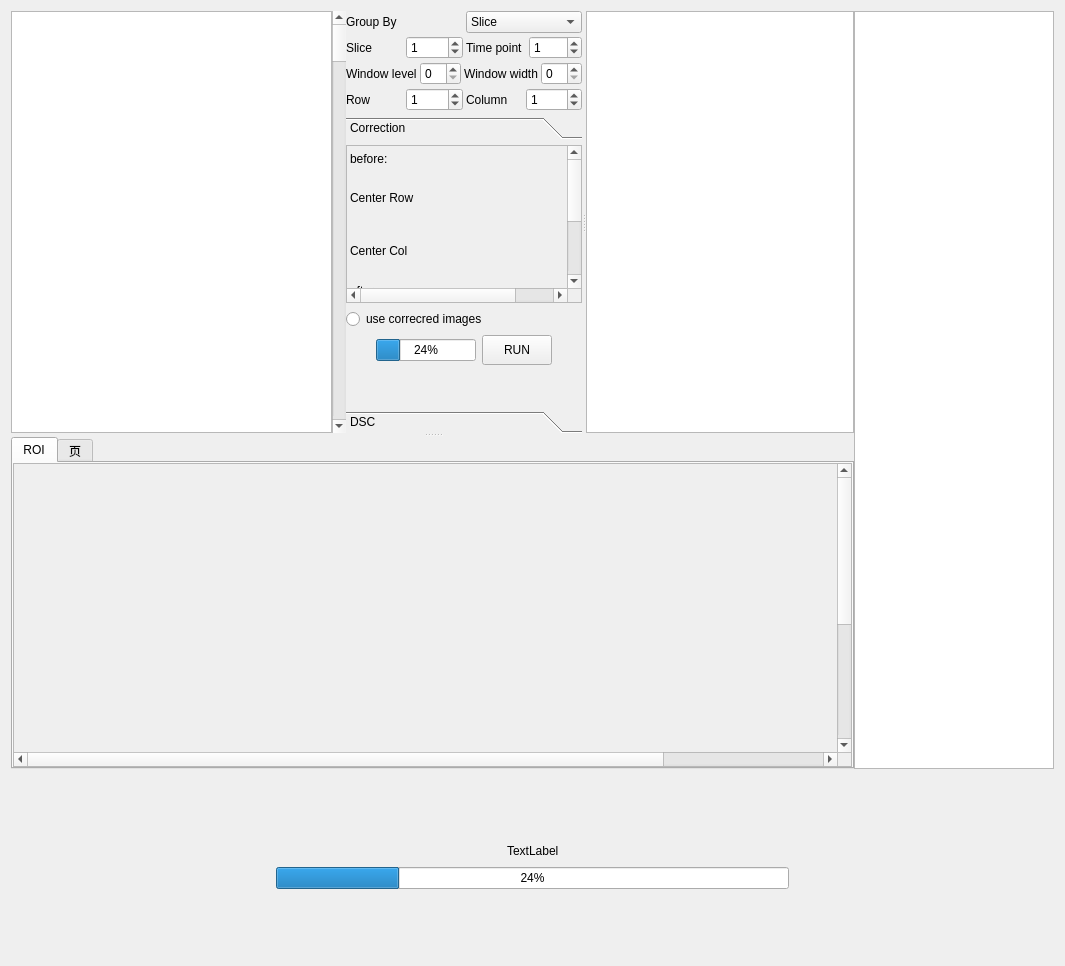
Old version of the form UI/Widget_DSC.ui in the repository BennyZhang-Codes/PerfusionToolkitForRodent.
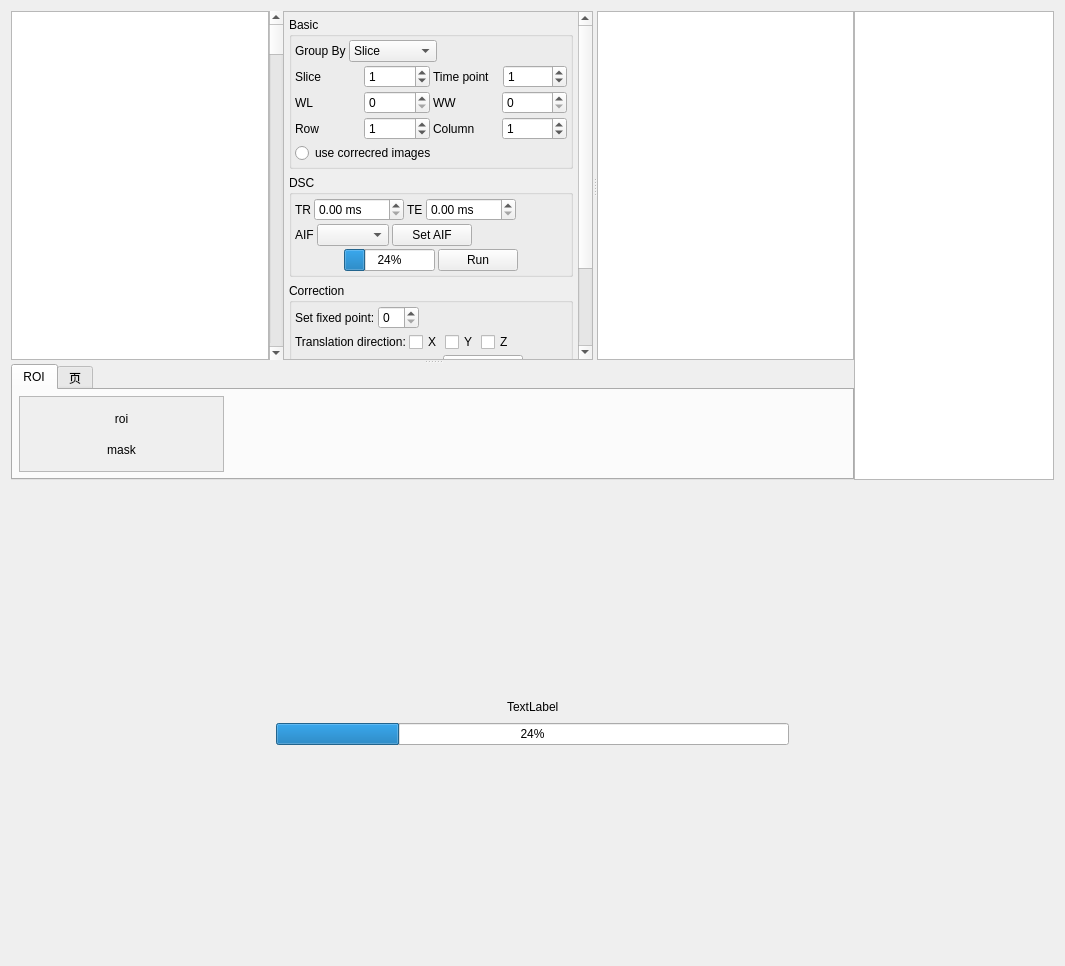
New version of the form. The open tabs and pages were chosen to show the change. Custom widgets are drawn as their Qt base class.

Patch:
```diff
--- a/UI/Widget_DSC.ui
+++ b/UI/Widget_DSC.ui
@@ -13,7 +13,7 @@
   <property name="windowTitle">
    <string>Form</string>
   </property>
-  <layout class="QVBoxLayout" name="verticalLayout_5">
+  <layout class="QVBoxLayout" name="verticalLayout_14">
    <item>
     <widget class="QWidget" name="widget_center" native="true">
      <layout class="QVBoxLayout" name="verticalLayout">
@@ -62,7 +62,7 @@
                <enum>Qt::Horizontal</enum>
               </property>
               <widget class="QWidget" name="layoutWidget">
-               <layout class="QHBoxLayout" name="horizontalLayout_3" stretch="10,0,5">
+               <layout class="QHBoxLayout" name="horizontalLayout_3" stretch="5,0,0">
                 <property name="spacing">
                  <number>0</number>
                 </property>
@@ -74,6 +74,12 @@
                     <height>0</height>
                    </size>
                   </property>
+                  <property name="maximumSize">
+                   <size>
+                    <width>16777215</width>
+                    <height>16777215</height>
+                   </size>
+                  </property>
                  </widget>
                 </item>
                 <item>
@@ -85,7 +91,22 @@
                 </item>
                 <item>
                  <widget class="QWidget" name="widget_tools" native="true">
-                  <layout class="QVBoxLayout" name="verticalLayout_7">
+                  <property name="sizePolicy">
+                   <sizepolicy hsizetype="Fixed" vsizetype="Preferred">
+                    <horstretch>0</horstretch>
+                    <verstretch>0</verstretch>
+                   </sizepolicy>
+                  </property>
+                  <property name="minimumSize">
+                   <size>
+                    <width>256</width>
+                    <height>0</height>
+                   </size>
+                  </property>
+                  <layout class="QVBoxLayout" name="verticalLayout_9">
+                   <property name="spacing">
+                    <number>0</number>
+                   </property>
                    <property name="leftMargin">
                     <number>0</number>
                    </property>
@@ -99,12 +120,53 @@
                     <number>0</number>
                    </property>
                    <item>
-                    <layout class="QHBoxLayout" name="horizontalLayout_18">
+                    <widget class="QScrollArea" name="scrollArea_2">
+                     <property name="widgetResizable">
+                      <bool>true</bool>
+                     </property>
+                     <widget class="QWidget" name="scrollAreaWidgetContents_2">
+                      <property name="geometry">
+                       <rect>
+                        <x>0</x>
+                        <y>-8</y>
+                        <width>308</width>
+                        <height>480</height>
+                       </rect>
+                      </property>
+                      <layout class="QVBoxLayout" name="verticalLayout_4">
+                       <property name="leftMargin">
+                        <number>5</number>
+                       </property>
+                       <property name="topMargin">
+                        <number>5</number>
+                       </property>
+                       <property name="rightMargin">
+                        <number>5</number>
+                       </property>
+                       <property name="bottomMargin">
+                        <number>5</number>
+                       </property>
                      <item>
-                      <layout class="QVBoxLayout" name="verticalLayout_2">
+                        <widget class="QGroupBox" name="groupBox">
+                         <property name="title">
+                          <string>Basic</string>
+                         </property>
+                         <layout class="QVBoxLayout" name="verticalLayout_13">
                        <property name="spacing">
                         <number>3</number>
                        </property>
+                          <property name="leftMargin">
+                           <number>3</number>
+                          </property>
+                          <property name="topMargin">
+                           <number>3</number>
+                          </property>
+                          <property name="rightMargin">
+                           <number>3</number>
+                          </property>
+                          <property name="bottomMargin">
+                           <number>3</number>
+                          </property>
                        <item>
                         <layout class="QHBoxLayout" name="horizontalLayout_8">
                          <item>
@@ -131,8 +193,25 @@
                            </item>
                           </widget>
                          </item>
-                        </layout>
-                       </item>
+                            <item>
+                             <spacer name="horizontalSpacer_13">
+                              <property name="orientation">
+                               <enum>Qt::Horizontal</enum>
+                              </property>
+                              <property name="sizeHint" stdset="0">
+                               <size>
+                                <width>40</width>
+                                <height>20</height>
+                               </size>
+                              </property>
+                             </spacer>
+                            </item>
+                           </layout>
+                          </item>
+                          <item>
+                           <layout class="QHBoxLayout" name="horizontalLayout_34">
+                            <item>
+                             <layout class="QVBoxLayout" name="verticalLayout_2">
                        <item>
                         <layout class="QHBoxLayout" name="horizontalLayout_15">
                          <item>
@@ -183,12 +262,12 @@
                            <item>
                             <widget class="QLabel" name="label_WL">
                              <property name="text">
-                              <string>Window level</string>
+                                     <string>WL</string>
                              </property>
                             </widget>
                            </item>
                            <item>
-                            <widget class="QSpinBox" name="spinBox_WL">
+                                   <widget class="QSpinBox" name="spinBox_WW">
                              <property name="singleStep">
                               <number>50</number>
                              </property>
@@ -201,12 +280,12 @@
                            <item>
                             <widget class="QLabel" name="label_WW">
                              <property name="text">
-                              <string>Window width</string>
+                                     <string>WW</string>
                              </property>
                             </widget>
                            </item>
                            <item>
-                            <widget class="QSpinBox" name="spinBox_WW">
+                                   <widget class="QSpinBox" name="spinBox_WL">
                              <property name="singleStep">
                               <number>50</number>
                              </property>
@@ -270,6 +349,132 @@
                        </item>
                       </layout>
                      </item>
+                           </layout>
+                          </item>
+                          <item>
+                           <widget class="QRadioButton" name="radioButton_usecorrected">
+                            <property name="text">
+                             <string>use correcred images</string>
+                            </property>
+                            <property name="checked">
+                             <bool>false</bool>
+                            </property>
+                           </widget>
+                          </item>
+                         </layout>
+                        </widget>
+                       </item>
+                       <item>
+                        <widget class="QGroupBox" name="groupBox_2">
+                         <property name="title">
+                          <string>DSC</string>
+                         </property>
+                         <layout class="QVBoxLayout" name="verticalLayout_7">
+                          <property name="spacing">
+                           <number>3</number>
+                          </property>
+                          <property name="leftMargin">
+                           <number>3</number>
+                          </property>
+                          <property name="topMargin">
+                           <number>3</number>
+                          </property>
+                          <property name="rightMargin">
+                           <number>3</number>
+                          </property>
+                          <property name="bottomMargin">
+                           <number>3</number>
+                          </property>
+                          <item>
+                           <layout class="QHBoxLayout" name="horizontalLayout_18">
+                            <item>
+                             <layout class="QHBoxLayout" name="horizontalLayout_27">
+                              <item>
+                               <widget class="QLabel" name="label_6">
+                                <property name="text">
+                                 <string>TR</string>
+                                </property>
+                               </widget>
+                              </item>
+                              <item>
+                               <widget class="QDoubleSpinBox" name="doubleSpinBox_DSC_TR">
+                                <property name="suffix">
+                                 <string> ms</string>
+                                </property>
+                                <property name="decimals">
+                                 <number>2</number>
+                                </property>
+                                <property name="maximum">
+                                 <double>9000.000000000000000</double>
+                                </property>
+                               </widget>
+                              </item>
+                             </layout>
+                            </item>
+                            <item>
+                             <layout class="QHBoxLayout" name="horizontalLayout_28">
+                              <item>
+                               <widget class="QLabel" name="label_13">
+                                <property name="text">
+                                 <string>TE</string>
+                                </property>
+                               </widget>
+                              </item>
+                              <item>
+                               <widget class="QDoubleSpinBox" name="doubleSpinBox_DSC_TE">
+                                <property name="suffix">
+                                 <string> ms</string>
+                                </property>
+                                <property name="decimals">
+                                 <number>2</number>
+                                </property>
+                                <property name="maximum">
+                                 <double>9000.000000000000000</double>
+                                </property>
+                                <property name="stepType">
+                                 <enum>QAbstractSpinBox::DefaultStepType</enum>
+                                </property>
+                                <property name="value">
+                                 <double>0.000000000000000</double>
+                                </property>
+                               </widget>
+                              </item>
+                              <item>
+                               <spacer name="horizontalSpacer_12">
+                                <property name="orientation">
+                                 <enum>Qt::Horizontal</enum>
+                                </property>
+                                <property name="sizeHint" stdset="0">
+                                 <size>
+                                  <width>40</width>
+                                  <height>20</height>
+                                 </size>
+                                </property>
+                               </spacer>
+                              </item>
+                             </layout>
+                            </item>
+                           </layout>
+                          </item>
+                          <item>
+                           <layout class="QHBoxLayout" name="horizontalLayout_29">
+                            <item>
+                             <widget class="QLabel" name="label_14">
+                              <property name="text">
+                               <string>AIF</string>
+                              </property>
+                             </widget>
+                            </item>
+                            <item>
+                             <widget class="QComboBox" name="comboBox_DSC_AIF"/>
+                            </item>
+                            <item>
+                             <widget class="QPushButton" name="pushButton_DSC_set_AIF">
+                              <property name="text">
+                               <string>Set AIF</string>
+                              </property>
+                             </widget>
+                            </item>
                      <item>
                       <spacer name="horizontalSpacer">
                        <property name="orientation">
@@ -286,35 +491,220 @@
                     </layout>
                    </item>
                    <item>
-                    <widget class="QToolBox" name="toolBox">
-                     <property name="currentIndex">
-                      <number>1</number>
-                     </property>
-                     <widget class="QWidget" name="page_correction">
-                      <property name="geometry">
-                       <rect>
-                        <x>0</x>
-                        <y>0</y>
-                        <width>265</width>
-                        <height>226</height>
-                       </rect>
-                      </property>
-                      <attribute name="label">
+                           <layout class="QHBoxLayout" name="horizontalLayout_30">
+                            <item>
+                             <spacer name="horizontalSpacer_15">
+                              <property name="orientation">
+                               <enum>Qt::Horizontal</enum>
+                              </property>
+                              <property name="sizeHint" stdset="0">
+                               <size>
+                                <width>40</width>
+                                <height>20</height>
+                               </size>
+                              </property>
+                             </spacer>
+                            </item>
+                            <item>
+                             <widget class="QProgressBar" name="progressBar_DSC">
+                              <property name="value">
+                               <number>24</number>
+                              </property>
+                             </widget>
+                            </item>
+                            <item>
+                             <widget class="QPushButton" name="pushButton_DSC_run">
+                              <property name="text">
+                               <string>Run</string>
+                              </property>
+                             </widget>
+                            </item>
+                            <item>
+                             <spacer name="horizontalSpacer_14">
+                              <property name="orientation">
+                               <enum>Qt::Horizontal</enum>
+                              </property>
+                              <property name="sizeHint" stdset="0">
+                               <size>
+                                <width>40</width>
+                                <height>20</height>
+                               </size>
+                              </property>
+                             </spacer>
+                            </item>
+                           </layout>
+                          </item>
+                         </layout>
+                        </widget>
+                       </item>
+                       <item>
+                        <widget class="QGroupBox" name="groupBox_3">
+                         <property name="title">
                        <string>Correction</string>
-                      </attribute>
-                      <layout class="QVBoxLayout" name="verticalLayout_9" stretch="5,0,1,0">
+                         </property>
+                         <layout class="QVBoxLayout" name="verticalLayout_12">
+                          <property name="spacing">
+                           <number>3</number>
+                          </property>
                        <property name="leftMargin">
-                        <number>0</number>
+                           <number>3</number>
                        </property>
                        <property name="topMargin">
-                        <number>0</number>
+                           <number>3</number>
                        </property>
                        <property name="rightMargin">
-                        <number>0</number>
+                           <number>3</number>
                        </property>
                        <property name="bottomMargin">
-                        <number>0</number>
-                       </property>
+                           <number>3</number>
+                          </property>
+                          <item>
+                           <layout class="QHBoxLayout" name="horizontalLayout_33">
+                            <item>
+                             <widget class="QLabel" name="label_16">
+                              <property name="text">
+                               <string>Set fixed point:</string>
+                              </property>
+                             </widget>
+                            </item>
+                            <item>
+                             <widget class="QSpinBox" name="spinBox_correction"/>
+                            </item>
+                            <item>
+                             <spacer name="horizontalSpacer_11">
+                              <property name="orientation">
+                               <enum>Qt::Horizontal</enum>
+                              </property>
+                              <property name="sizeHint" stdset="0">
+                               <size>
+                                <width>40</width>
+                                <height>20</height>
+                               </size>
+                              </property>
+                             </spacer>
+                            </item>
+                           </layout>
+                          </item>
+                          <item>
+                           <layout class="QHBoxLayout" name="horizontalLayout_32">
+                            <item>
+                             <widget class="QLabel" name="label_15">
+                              <property name="text">
+                               <string>Translation direction:</string>
+                              </property>
+                             </widget>
+                            </item>
+                            <item>
+                             <layout class="QHBoxLayout" name="horizontalLayout_31">
+                              <item>
+                               <widget class="QCheckBox" name="checkBox_correction_x">
+                                <property name="toolTip">
+                                 <string>Column</string>
+                                </property>
+                                <property name="text">
+                                 <string>X</string>
+                                </property>
+                               </widget>
+                              </item>
+                              <item>
+                               <widget class="QCheckBox" name="checkBox_correction_y">
+                                <property name="toolTip">
+                                 <string>Row</string>
+                                </property>
+                                <property name="text">
+                                 <string>Y</string>
+                                </property>
+                               </widget>
+                              </item>
+                              <item>
+                               <widget class="QCheckBox" name="checkBox_correction_z">
+                                <property name="toolTip">
+                                 <string>Slice</string>
+                                </property>
+                                <property name="text">
+                                 <string>Z</string>
+                                </property>
+                               </widget>
+                              </item>
+                             </layout>
+                            </item>
+                            <item>
+                             <spacer name="horizontalSpacer_10">
+                              <property name="orientation">
+                               <enum>Qt::Horizontal</enum>
+                              </property>
+                              <property name="sizeHint" stdset="0">
+                               <size>
+                                <width>40</width>
+                                <height>20</height>
+                               </size>
+                              </property>
+                             </spacer>
+                            </item>
+                           </layout>
+                          </item>
+                          <item>
+                           <layout class="QHBoxLayout" name="horizontalLayout_25">
+                            <item>
+                             <spacer name="horizontalSpacer_8">
+                              <property name="orientation">
+                               <enum>Qt::Horizontal</enum>
+                              </property>
+                              <property name="sizeHint" stdset="0">
+                               <size>
+                                <width>40</width>
+                                <height>20</height>
+                               </size>
+                              </property>
+                             </spacer>
+                            </item>
+                            <item>
+                             <widget class="QProgressBar" name="progressBar_correction">
+                              <property name="minimumSize">
+                               <size>
+                                <width>100</width>
+                                <height>0</height>
+                               </size>
+                              </property>
+                              <property name="value">
+                               <number>24</number>
+                              </property>
+                             </widget>
+                            </item>
+                            <item>
+                             <widget class="QPushButton" name="pushButton_correction">
+                              <property name="sizePolicy">
+                               <sizepolicy hsizetype="Fixed" vsizetype="Fixed">
+                                <horstretch>0</horstretch>
+                                <verstretch>0</verstretch>
+                               </sizepolicy>
+                              </property>
+                              <property name="minimumSize">
+                               <size>
+                                <width>50</width>
+                                <height>30</height>
+                               </size>
+                              </property>
+                              <property name="text">
+                               <string>RUN</string>
+                              </property>
+                             </widget>
+                            </item>
+                            <item>
+                             <spacer name="horizontalSpacer_9">
+                              <property name="orientation">
+                               <enum>Qt::Horizontal</enum>
+                              </property>
+                              <property name="sizeHint" stdset="0">
+                               <size>
+                                <width>40</width>
+                                <height>20</height>
+                               </size>
+                              </property>
+                             </spacer>
+                            </item>
+                           </layout>
+                          </item>
                        <item>
                         <widget class="QScrollArea" name="scrollArea_correction">
                          <property name="maximumSize">
@@ -330,12 +720,15 @@
                           <property name="geometry">
                            <rect>
                             <x>0</x>
-                            <y>0</y>
-                            <width>276</width>
-                            <height>282</height>
+                               <y>-87</y>
+                               <width>286</width>
+                               <height>268</height>
                            </rect>
                           </property>
                           <layout class="QVBoxLayout" name="verticalLayout_3">
+                              <property name="spacing">
+                               <number>3</number>
+                              </property>
                            <property name="leftMargin">
                             <number>3</number>
                            </property>
@@ -352,7 +745,7 @@
                             <widget class="QWidget" name="widget_correction_before" native="true">
                              <layout class="QVBoxLayout" name="verticalLayout_11">
                               <property name="spacing">
-                               <number>5</number>
+                                  <number>3</number>
                               </property>
                               <property name="leftMargin">
                                <number>0</number>
@@ -392,23 +785,26 @@
                               </item>
                               <item>
                                <layout class="QHBoxLayout" name="horizontalLayout_19">
+                                   <property name="spacing">
+                                    <number>6</number>
+                                   </property>
                                 <item>
                                  <widget class="QLabel" name="label_9">
                                   <property name="sizePolicy">
-                                   <sizepolicy hsizetype="Preferred" vsizetype="Preferred">
+                                      <sizepolicy hsizetype="Fixed" vsizetype="Fixed">
                                     <horstretch>0</horstretch>
                                     <verstretch>0</verstretch>
                                    </sizepolicy>
                                   </property>
                                   <property name="minimumSize">
                                    <size>
-                                    <width>70</width>
+                                       <width>80</width>
                                     <height>0</height>
                                    </size>
                                   </property>
                                   <property name="maximumSize">
                                    <size>
-                                    <width>70</width>
+                                       <width>80</width>
                                     <height>16777215</height>
                                    </size>
                                   </property>
@@ -420,7 +816,7 @@
                                 <item>
                                  <widget class="QLabel" name="label_correction_before_row">
                                   <property name="sizePolicy">
-                                   <sizepolicy hsizetype="Fixed" vsizetype="Fixed">
+                                      <sizepolicy hsizetype="Expanding" vsizetype="Fixed">
                                     <horstretch>0</horstretch>
                                     <verstretch>0</verstretch>
                                    </sizepolicy>
@@ -433,7 +829,7 @@
                                   </property>
                                   <property name="maximumSize">
                                    <size>
-                                    <width>192</width>
+                                       <width>400</width>
                                     <height>48</height>
                                    </size>
                                   </property>
@@ -454,15 +850,21 @@
                                <layout class="QHBoxLayout" name="horizontalLayout_21">
                                 <item>
                                  <widget class="QLabel" name="label_10">
+                                     <property name="sizePolicy">
+                                      <sizepolicy hsizetype="Fixed" vsizetype="Fixed">
+                                       <horstretch>0</horstretch>
+                                       <verstretch>0</verstretch>
+                                      </sizepolicy>
+                                     </property>
                                   <property name="minimumSize">
                                    <size>
-                                    <width>70</width>
+                                       <width>80</width>
                                     <height>0</height>
                                    </size>
                                   </property>
                                   <property name="maximumSize">
                                    <size>
-                                    <width>70</width>
+                                       <width>80</width>
                                     <height>16777215</height>
                                    </size>
                                   </property>
@@ -474,7 +876,7 @@
                                 <item>
                                  <widget class="QLabel" name="label_correction_before_col">
                                   <property name="sizePolicy">
-                                   <sizepolicy hsizetype="Fixed" vsizetype="Fixed">
+                                      <sizepolicy hsizetype="Expanding" vsizetype="Fixed">
                                     <horstretch>0</horstretch>
                                     <verstretch>0</verstretch>
                                    </sizepolicy>
@@ -487,7 +889,7 @@
                                   </property>
                                   <property name="maximumSize">
                                    <size>
-                                    <width>192</width>
+                                       <width>400</width>
                                     <height>48</height>
                                    </size>
                                   </property>
@@ -505,7 +907,7 @@
                             <widget class="QWidget" name="widget_correction_after" native="true">
                              <layout class="QVBoxLayout" name="verticalLayout_10">
                               <property name="spacing">
-                               <number>5</number>
+                                  <number>3</number>
                               </property>
                               <property name="leftMargin">
                                <number>0</number>
@@ -665,77 +1067,8 @@
                          </widget>
                         </widget>
                        </item>
-                       <item>
-                        <widget class="QRadioButton" name="radioButton_showcorrected">
-                         <property name="text">
-                          <string>use correcred images</string>
-                         </property>
-                         <property name="checked">
-                          <bool>false</bool>
-                         </property>
-                        </widget>
-                       </item>
-                       <item>
-                        <layout class="QHBoxLayout" name="horizontalLayout_25">
-                         <item>
-                          <spacer name="horizontalSpacer_8">
-                           <property name="orientation">
-                            <enum>Qt::Horizontal</enum>
-                           </property>
-                           <property name="sizeHint" stdset="0">
-                            <size>
-                             <width>40</width>
-                             <height>20</height>
-                            </size>
-                           </property>
-                          </spacer>
-                         </item>
-                         <item>
-                          <widget class="QProgressBar" name="progressBar_correction">
-                           <property name="minimumSize">
-                            <size>
-                             <width>100</width>
-                             <height>0</height>
-                            </size>
-                           </property>
-                           <property name="value">
-                            <number>24</number>
-                           </property>
-                          </widget>
-                         </item>
-                         <item>
-                          <widget class="QPushButton" name="pushButton_correction">
-                           <property name="sizePolicy">
-                            <sizepolicy hsizetype="Fixed" vsizetype="Fixed">
-                             <horstretch>0</horstretch>
-                             <verstretch>0</verstretch>
-                            </sizepolicy>
-                           </property>
-                           <property name="minimumSize">
-                            <size>
-                             <width>50</width>
-                             <height>30</height>
-                            </size>
-                           </property>
-                           <property name="text">
-                            <string>RUN</string>
-                           </property>
-                          </widget>
-                         </item>
-                         <item>
-                          <spacer name="horizontalSpacer_9">
-                           <property name="orientation">
-                            <enum>Qt::Horizontal</enum>
-                           </property>
-                           <property name="sizeHint" stdset="0">
-                            <size>
-                             <width>40</width>
-                             <height>20</height>
-                            </size>
-                           </property>
-                          </spacer>
-                         </item>
-                        </layout>
+                         </layout>
+                        </widget>
                        </item>
                        <item>
                         <spacer name="verticalSpacer_4">
@@ -752,36 +1085,6 @@
                        </item>
                       </layout>
                      </widget>
-                     <widget class="QWidget" name="page_dsc">
-                      <property name="geometry">
-                       <rect>
-                        <x>0</x>
-                        <y>0</y>
-                        <width>265</width>
-                        <height>226</height>
-                       </rect>
-                      </property>
-                      <attribute name="label">
-                       <string>DSC</string>
-                      </attribute>
-                      <layout class="QVBoxLayout" name="verticalLayout_4" stretch="">
-                       <property name="spacing">
-                        <number>0</number>
-                       </property>
-                       <property name="leftMargin">
-                        <number>0</number>
-                       </property>
-                       <property name="topMargin">
-                        <number>0</number>
-                       </property>
-                       <property name="rightMargin">
-                        <number>0</number>
-                       </property>
-                       <property name="bottomMargin">
-                        <number>0</number>
-                       </property>
-                      </layout>
-                     </widget>
                     </widget>
                    </item>
                   </layout>
@@ -863,21 +1166,18 @@
              </property>
              <item>
               <widget class="QWidget" name="widget_4" native="true">
-               <layout class="QHBoxLayout" name="horizontalLayout_10" stretch="0">
-                <property name="spacing">
-                 <number>0</number>
-                </property>
+               <layout class="QHBoxLayout" name="horizontalLayout_10" stretch="1,3">
                 <property name="leftMargin">
-                 <number>0</number>
+                 <number>6</number>
                 </property>
                 <property name="topMargin">
-                 <number>0</number>
+                 <number>6</number>
                 </property>
                 <property name="rightMargin">
-                 <number>0</number>
+                 <number>6</number>
                 </property>
                 <property name="bottomMargin">
-                 <number>0</number>
+                 <number>6</number>
                 </property>
                 <item>
                  <widget class="QScrollArea" name="scrollArea">
@@ -889,61 +1189,49 @@
                     <rect>
                      <x>0</x>
                      <y>0</y>
-                     <width>1030</width>
-                     <height>512</height>
+                     <width>204</width>
+                     <height>392</height>
                     </rect>
                    </property>
-                   <layout class="QHBoxLayout" name="horizontalLayout_11">
-                    <property name="leftMargin">
-                     <number>0</number>
-                    </property>
-                    <property name="topMargin">
-                     <number>0</number>
-                    </property>
-                    <property name="rightMargin">
-                     <number>0</number>
-                    </property>
-                    <property name="bottomMargin">
-                     <number>0</number>
-                    </property>
-                    <item>
-                     <widget class="QLabel" name="label_mask">
-                      <property name="sizePolicy">
-                       <sizepolicy hsizetype="Fixed" vsizetype="Fixed">
-                        <horstretch>0</horstretch>
-                        <verstretch>0</verstretch>
-                       </sizepolicy>
-                      </property>
-                      <property name="minimumSize">
-                       <size>
-                        <width>512</width>
-                        <height>512</height>
-                       </size>
-                      </property>
-                      <property name="text">
-                       <string/>
-                      </property>
-                      <property name="alignment">
-                       <set>Qt::AlignCenter</set>
-                      </property>
-                     </widget>
-                    </item>
+                   <layout class="QVBoxLayout" name="verticalLayout_5">
                     <item>
                      <widget class="QLabel" name="label_mask_img">
                       <property name="sizePolicy">
-                       <sizepolicy hsizetype="Fixed" vsizetype="Fixed">
+                       <sizepolicy hsizetype="Preferred" vsizetype="Preferred">
                         <horstretch>0</horstretch>
                         <verstretch>0</verstretch>
                        </sizepolicy>
                       </property>
                       <property name="minimumSize">
                        <size>
-                        <width>512</width>
-                        <height>512</height>
+                        <width>20</width>
+                        <height>20</height>
                        </size>
                       </property>
                       <property name="text">
-                       <string/>
+                       <string>roi</string>
+                      </property>
+                      <property name="alignment">
+                       <set>Qt::AlignCenter</set>
+                      </property>
+                     </widget>
+                    </item>
+                    <item>
+                     <widget class="QLabel" name="label_mask">
+                      <property name="sizePolicy">
+                       <sizepolicy hsizetype="Preferred" vsizetype="Preferred">
+                        <horstretch>0</horstretch>
+                        <verstretch>0</verstretch>
+                       </sizepolicy>
+                      </property>
+                      <property name="minimumSize">
+                       <size>
+                        <width>20</width>
+                        <height>20</height>
+                       </size>
+                      </property>
+                      <property name="text">
+                       <string>mask</string>
                       </property>
                       <property name="alignment">
                        <set>Qt::AlignCenter</set>
@@ -954,6 +1242,9 @@
                   </widget>
                  </widget>
                 </item>
+                <item>
+                 <widget class="QWidget" name="widget_2" native="true"/>
+                </item>
                </layout>
               </widget>
              </item>
```
Left out of the diff: 27 changed lines with no effect on the pictures. Lines whose indentation alone changed are shown as unchanged.
